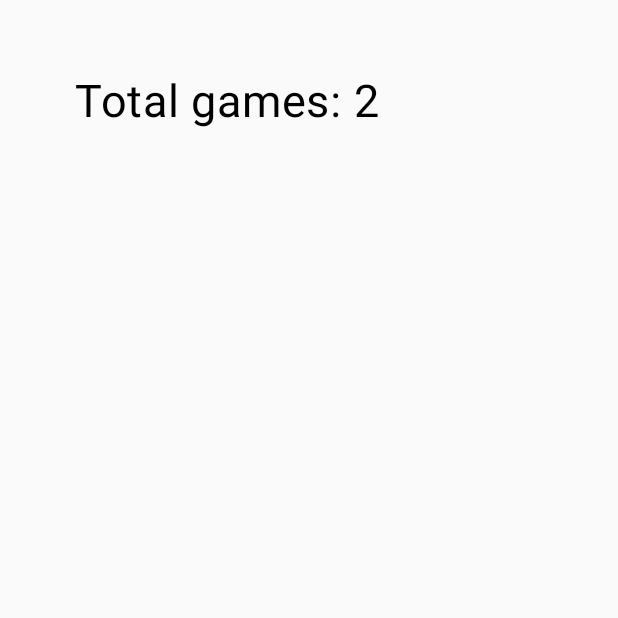
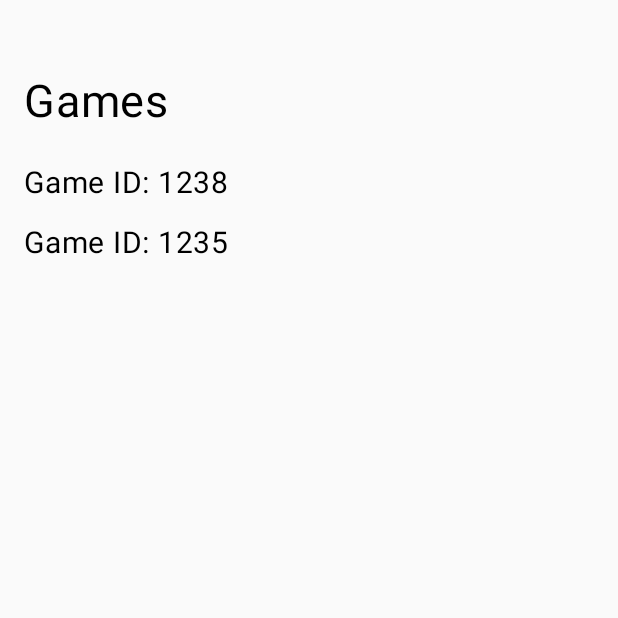
Before and after one commit to hemanth-sunkireddy/GameList_Kotlin_App, an Android app built with Jetpack Compose: the screen it shows after launch (GameActivity), on a phone screen of 412 x 824 dp, the top half of it. Run offline under Robolectric (Android 15) with nearby library versions, the phone set to English and light mode, and no system bars.

Commit message:
feat: Introduce ViewModel and display game id's in view

```diff
--- a/app/src/main/java/com/gotobootcamp/games/view/GameActivity.kt
+++ b/app/src/main/java/com/gotobootcamp/games/view/GameActivity.kt
@@ -4,24 +4,29 @@ import android.os.Bundle
 import androidx.activity.ComponentActivity
 import androidx.activity.compose.setContent
 import androidx.activity.enableEdgeToEdge
+import androidx.activity.viewModels
 import androidx.compose.foundation.layout.padding
+import androidx.compose.foundation.lazy.LazyColumn
+import androidx.compose.foundation.lazy.items
 import androidx.compose.material3.Text
 import androidx.compose.runtime.Composable
 import androidx.compose.ui.Modifier
 import androidx.compose.ui.tooling.preview.Preview
 import androidx.compose.ui.unit.dp
 import androidx.compose.ui.unit.sp
-import com.gotobootcamp.games.data.GameRepository
 import com.gotobootcamp.games.model.Game
 import com.gotobootcamp.games.ui.theme.GamesTheme
+import com.gotobootcamp.games.viewModel.GameViewModel
 
 class GameActivity : ComponentActivity() {
+    private val viewModel: GameViewModel by viewModels()
+
     override fun onCreate(savedInstanceState: Bundle?) {
         super.onCreate(savedInstanceState)
         enableEdgeToEdge()
 
-        val repository = GameRepository(this)
-        val games = repository.getGames()
+        val games = viewModel.getGames()
+
         setContent {
             GamesTheme {
                 GameUI(games = games)
@@ -32,11 +37,24 @@ class GameActivity : ComponentActivity() {
 
 @Composable
 fun GameUI(games: List<Game>) {
-    Text(
-        text = "Total games: ${games.size}",
-        modifier = Modifier.padding(50.dp),
-        fontSize = 30.sp
-    )
+    LazyColumn(
+        modifier = Modifier.padding(top = 50.dp, start = 16.dp, end = 16.dp)
+    ) {
+        item {
+            Text(
+                text = "Games",
+                fontSize = 30.sp,
+                modifier = Modifier.padding(bottom = 16.dp)
+            )
+        }
+        items(games) { game ->
+            Text(
+                text = "Game ID: ${game.id}",
+                fontSize = 20.sp,
+                modifier = Modifier.padding(vertical = 8.dp)
+            )
+        }
+    }
 }
 
 @Preview(showBackground = true)
--- /dev/null
+++ b/app/src/main/java/com/gotobootcamp/games/viewModel/GameViewModel.kt
@@ -0,0 +1,15 @@
+package com.gotobootcamp.games.viewModel
+
+import android.app.Application
+import androidx.lifecycle.AndroidViewModel
+import com.gotobootcamp.games.data.GameRepository
+import com.gotobootcamp.games.model.Game
+
+class GameViewModel(application: Application) : AndroidViewModel(application) {
+
+    private val repository = GameRepository(application.applicationContext)
+
+    fun getGames(): List<Game> {
+        return repository.getGames()
+    }
+}
```
